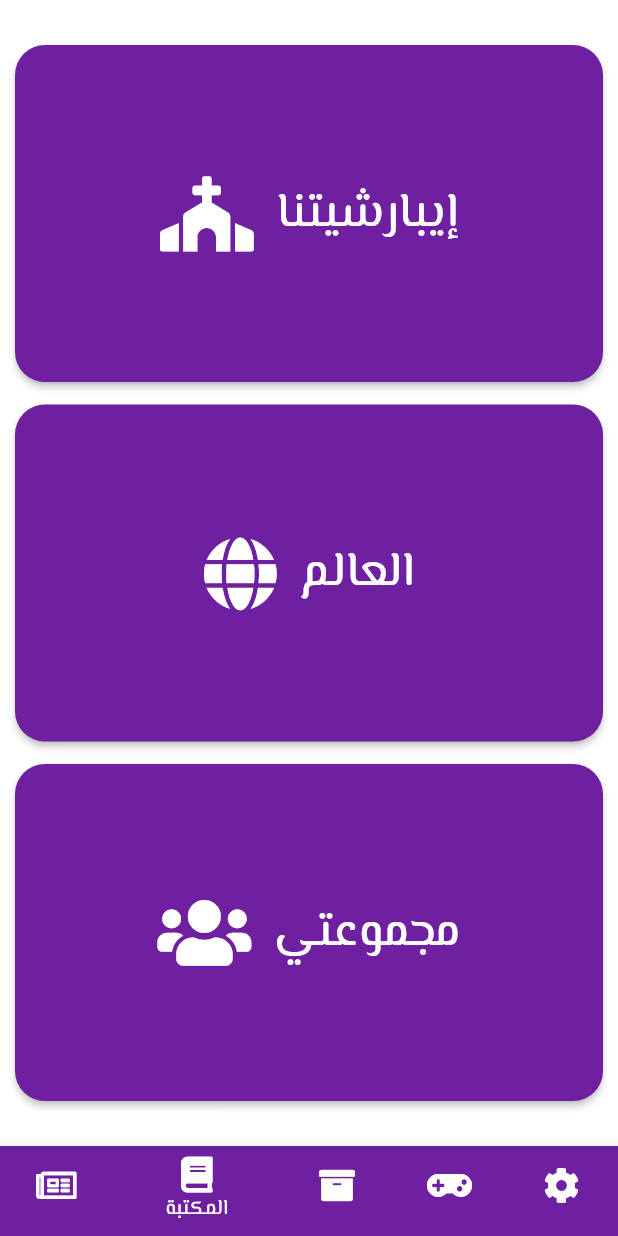
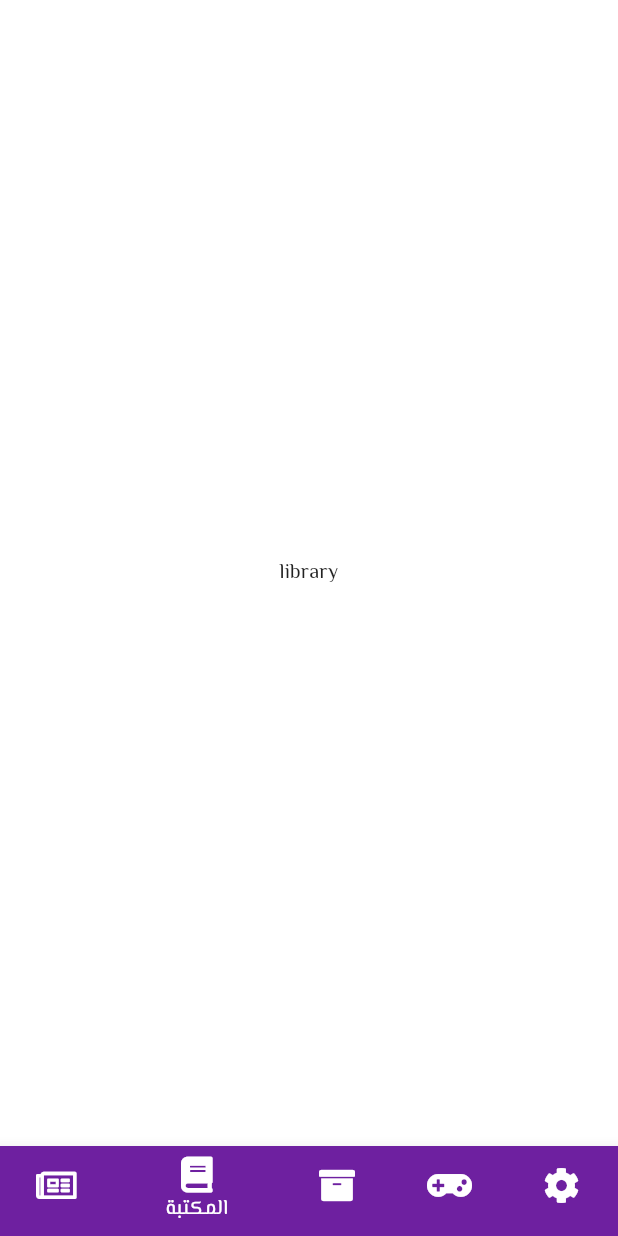
Before and after one commit to GeorgeReda/scouts-minia, a Flutter app: the screen it shows after launch, item 2 of the bottom bar chosen, on a phone screen of 412 x 824 dp. Run offline on Flutter 3.47's test engine with Material 2 defaults, Android fonts, the phone set to English and light mode, and no system bars; our stand-ins replace font_awesome_flutter.

Commit message:
Date added to the posts.dart > BottomNavigationBar is now navigating between mainScreen's pages . MainScreen's can also now be navigated by swiping horizontally . Added responsiveness to posts.dart and improved the UI.

```diff
--- a/lib/components/bottomNavBar.dart
+++ /dev/null
@@ -1,57 +0,0 @@
-import 'package:flutter/material.dart';
-import 'package:font_awesome_flutter/font_awesome_flutter.dart';
-
-class BottomNavBar extends StatefulWidget {
-  @override
-  _BottomNavBarState createState() => _BottomNavBarState();
-}
-
-class _BottomNavBarState extends State<BottomNavBar> {
-  int _page = 0;
-
-  List<BottomNavigationBarItem> _items = [
-    BottomNavigationBarItem(
-        icon: FaIcon(FontAwesomeIcons.newspaper),
-        title: Center(child: Text('الأخبار'))),
-    BottomNavigationBarItem(
-        icon: FaIcon(FontAwesomeIcons.book),
-        title: Center(child: Text('المكتبة'))),
-    BottomNavigationBarItem(
-        icon: FaIcon(FontAwesomeIcons.archive),
-        title: Center(
-          child: Text('الأرشيف'),
-        )),
-    BottomNavigationBarItem(
-        icon: FaIcon(FontAwesomeIcons.gamepad),
-        title: Center(child: Text('المسابقات'))),
-    BottomNavigationBarItem(
-        icon: FaIcon(FontAwesomeIcons.cog),
-        title: Center(child: Text('الإعدادات'))),
-  ];
-
-  changeTab(int page) {
-    setState(() {
-      _page = page;
-    });
-  }
-
-  @override
-  Widget build(BuildContext context) {
-    return Theme(
-        data: Theme.of(context).copyWith(
-          // sets the background color of the `BottomNavigationBar`
-          canvasColor: Theme.of(context).primaryColor,
-          // sets the active color of the `BottomNavigationBar` if `Brightness` is light
-          primaryColor: Theme.of(context).accentColor,
-          textTheme: Theme.of(context).textTheme.copyWith(
-                caption: TextStyle(color: Colors.grey[500]),
-              ),
-        ),
-        child: BottomNavigationBar(
-          type: BottomNavigationBarType.shifting,
-          currentIndex: _page,
-          onTap: changeTab,
-          items: _items,
-        ));
-  }
-}
--- a/lib/components/news.dart
+++ b/lib/components/news.dart
@@ -1,7 +1,7 @@
 import 'package:flutter/cupertino.dart';
 import 'package:flutter/material.dart';
 import 'package:font_awesome_flutter/font_awesome_flutter.dart';
-import 'package:scouts_minia/components/news_page.dart';
+import 'package:scouts_minia/routes/news_page.dart';
 
 class NewsSections extends StatelessWidget {
   final List<String> _text = ['إيبارشيتنا', 'العالم', 'مجموعتي'];
--- a/lib/main.dart
+++ b/lib/main.dart
@@ -1,9 +1,11 @@
 import 'package:flutter/material.dart';
+
 import 'constants.dart';
 import 'routes/mainScreen.dart';
 
 main() async {
   runApp(MaterialApp(
+    debugShowCheckedModeBanner: false,
     title: 'Scouty',
     home: MainScreen(),
     theme: Constants.lightTheme,
--- /dev/null
+++ b/lib/routes/library.dart
@@ -0,0 +1,17 @@
+import 'package:flutter/material.dart';
+
+class Library extends StatefulWidget {
+  @override
+  _LibraryState createState() => _LibraryState();
+}
+
+class _LibraryState extends State<Library> {
+  @override
+  Widget build(BuildContext context) {
+    return Scaffold(
+      body: Center(
+        child: Text('library'),
+      ),
+    );
+  }
+}
--- a/lib/routes/mainScreen.dart
+++ b/lib/routes/mainScreen.dart
@@ -1,6 +1,10 @@
 import 'package:flutter/material.dart';
-import 'package:scouts_minia/components/bottomNavBar.dart';
+import 'package:font_awesome_flutter/font_awesome_flutter.dart';
 import 'package:scouts_minia/components/news.dart';
+import 'package:scouts_minia/routes/archive.dart';
+import 'package:scouts_minia/routes/competitions.dart';
+import 'package:scouts_minia/routes/library.dart';
+import 'package:scouts_minia/routes/settings.dart';
 
 class MainScreen extends StatefulWidget {
   @override
@@ -8,14 +12,79 @@ class MainScreen extends StatefulWidget {
 }
 
 class _MainScreenState extends State<MainScreen> {
-  final List pages = [
+  PageController _pageController = PageController();
+  int _pageIndex = 0;
+  final List<Widget> _pages = [
+    NewsSections(),
+    Library(),
+    Archive(),
+    Competitions(),
+    Settings()
   ];
+
+  List<BottomNavigationBarItem> _items = [
+    BottomNavigationBarItem(
+        icon: FaIcon(FontAwesomeIcons.newspaper),
+        title: Center(child: Text('الأخبار'))),
+    BottomNavigationBarItem(
+        icon: FaIcon(FontAwesomeIcons.book),
+        title: Center(child: Text('المكتبة'))),
+    BottomNavigationBarItem(
+        icon: FaIcon(FontAwesomeIcons.archive),
+        title: Center(
+          child: Text('الأرشيف'),
+        )),
+    BottomNavigationBarItem(
+        icon: FaIcon(FontAwesomeIcons.gamepad),
+        title: Center(child: Text('المسابقات'))),
+    BottomNavigationBarItem(
+        icon: FaIcon(FontAwesomeIcons.cog),
+        title: Center(child: Text('الإعدادات'))),
+  ];
+
+  onChangedPage(int index) {
+    setState(() {
+      _pageIndex = index;
+    });
+  }
+
+  onTapChangePage(int pageIndex) {
+    setState(() {
+      _pageIndex = pageIndex;
+    });
+    _pageController.animateToPage(_pageIndex,
+        duration: Duration(milliseconds: 400), curve: Curves.easeInOut);
+  }
 
   @override
   Widget build(BuildContext context) {
     return Scaffold(
-      body: NewsSections(),
-      bottomNavigationBar: BottomNavBar(),
+//        body: PageView(
+//          controller: _pageController,
+//          physics: NeverScrollableScrollPhysics(),
+//          children: _pages),
+      body: PageView.builder(
+        onPageChanged: onChangedPage,
+        itemCount: _pages.length,
+        controller: _pageController,
+        itemBuilder: (BuildContext context, int index) => _pages[index],
+      ),
+      bottomNavigationBar: Theme(
+          data: Theme.of(context).copyWith(
+            // sets the background color of the `BottomNavigationBar`
+            canvasColor: Theme.of(context).primaryColor,
+            // sets the active color of the `BottomNavigationBar` if `Brightness` is light
+            primaryColor: Theme.of(context).accentColor,
+            textTheme: Theme.of(context).textTheme.copyWith(
+                  caption: TextStyle(color: Colors.grey[500]),
+                ),
+          ),
+          child: BottomNavigationBar(
+            type: BottomNavigationBarType.shifting,
+            currentIndex: _pageIndex,
+            onTap: onTapChangePage,
+            items: _items,
+          )),
     );
   }
 }
```
Also changed, not shown: lib/components/posts.dart (+21 -5 lines), lib/constants.dart (+3 -7 lines), lib/routes/archive.dart (added, +17 -0 lines), lib/routes/competitions.dart (added, +17 -0 lines), lib/routes/news_page.dart (renamed from lib/components/news_page.dart, +16 -4 lines), lib/routes/settings.dart (added, +17 -0 lines).
